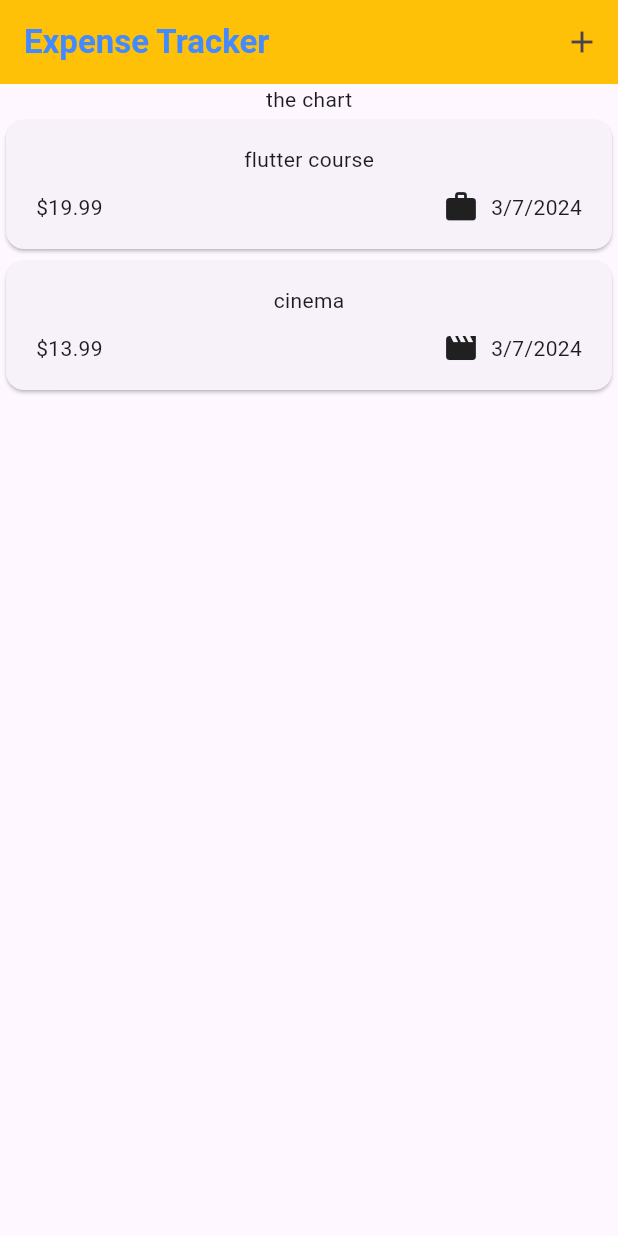
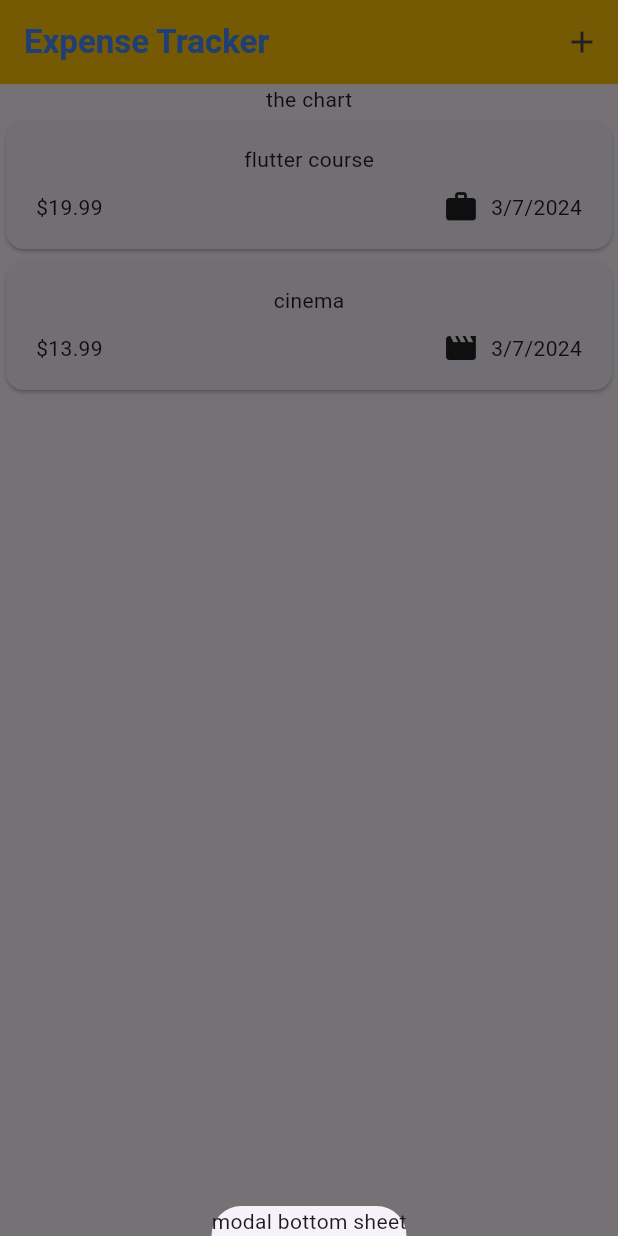
Before and after one commit to gunesserenay/expense_tracker, a Flutter app: the screen it shows after launch, after a tap on the "add" icon, on a phone screen of 412 x 824 dp. Run offline on Flutter 3.47's test engine with Material 3 defaults, Android fonts, the phone set to English and light mode, and no system bars.

Commit message:
Adding a modal sheet

```diff
--- a/lib/widgets/expenses.dart
+++ b/lib/widgets/expenses.dart
@@ -23,6 +23,11 @@ class _ExpensesState extends State<Expenses> {
         category: Category.leisure)
   ];
 
+  void _openAddExpenseOverlay() {
+    showModalBottomSheet(
+        context: context, builder: (ctx) => const Text('modal bottom sheet'));
+  }
+
   @override
   Widget build(BuildContext context) {
     return Scaffold(
@@ -35,7 +40,10 @@ class _ExpensesState extends State<Expenses> {
               fontWeight: FontWeight.bold,
               color: Colors.blueAccent),
         ),
-        actions: [IconButton(onPressed: () {}, icon: const Icon(Icons.add))],
+        actions: [
+          IconButton(
+              onPressed: _openAddExpenseOverlay, icon: const Icon(Icons.add))
+        ],
       ),
       body: Column(
         children: [
```
